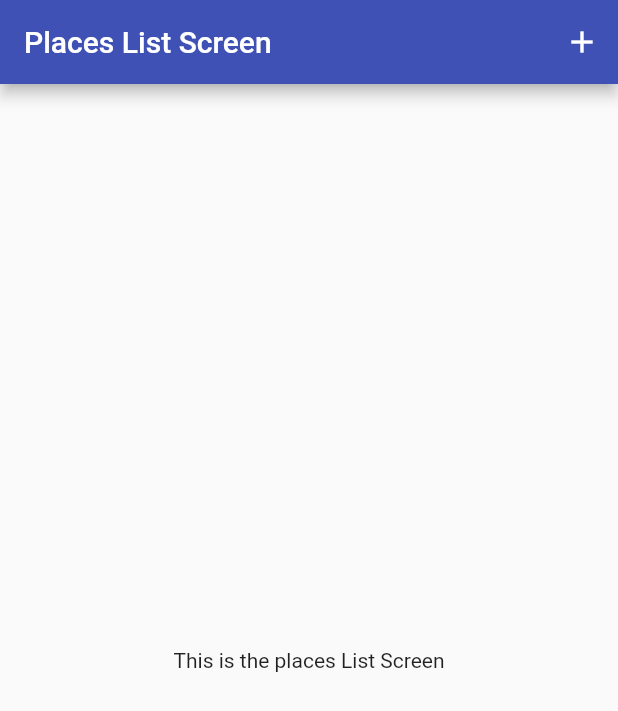
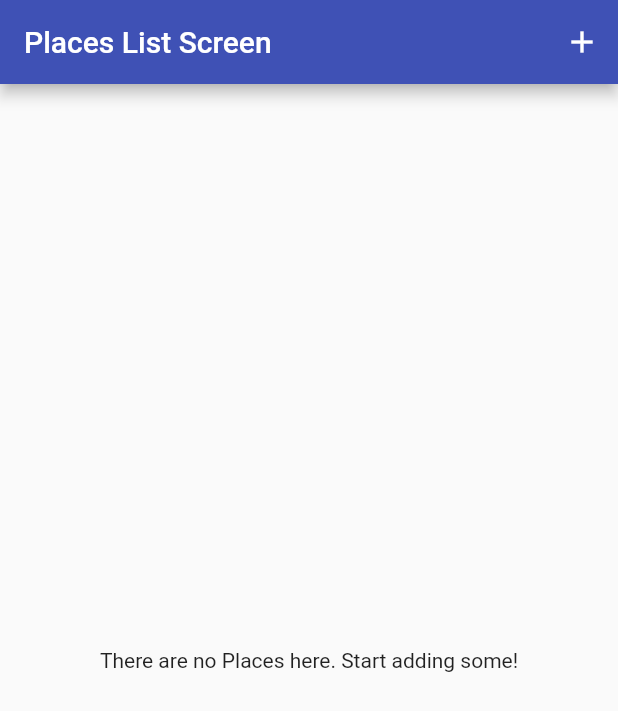
Before and after one commit to Arka2001/great-places-app, a Flutter app: the screen it shows after launch, on a phone screen of 412 x 824 dp. Shown: the top 711 px of the screen. Run offline on Flutter 3.47's test engine with Material 2 defaults, Android fonts, the phone set to English and light mode, and no system bars; our stand-ins replace image_picker.

```diff
--- a/lib/models/place.dart
+++ b/lib/models/place.dart
@@ -15,7 +15,7 @@ class PlaceLocation {
 class Place {
   final String id;
   final String placeName;
-  final PlaceLocation
+  final PlaceLocation?
       location; //* Since any location consists of Latitude and Longitude, as well as the address of a place, therefore we have built another class for that
   final File image; //* Since we are going to work with local images
 
--- a/lib/screens/places_list_screen.dart
+++ b/lib/screens/places_list_screen.dart
@@ -1,4 +1,6 @@
 import 'package:flutter/material.dart';
+import 'package:great_places_app/provider/places_provider.dart';
+import 'package:provider/provider.dart';
 
 class PlacesListScreen extends StatelessWidget {
   const PlacesListScreen({Key? key}) : super(key: key);
@@ -19,7 +21,27 @@ class PlacesListScreen extends StatelessWidget {
           ),
         ],
       ),
-      body: Center(child: Text('This is the places List Screen')),
+      body: Consumer<PlacesProvider>(
+        child: const Center(
+          child: Text("There are no Places here. Start adding some!"),
+        ),
+        builder: (ctx, greatPlaces, ch) => greatPlaces.placesList.isEmpty
+            ? ch!
+            : ListView.builder(
+                itemCount: greatPlaces.placesList.length,
+                itemBuilder: (ctx, i) => ListTile(
+                  leading: CircleAvatar(
+                    backgroundImage: FileImage(
+                      greatPlaces.placesList[i].image,
+                    ),
+                  ),
+                  title: Text(greatPlaces.placesList[i].placeName),
+                  onTap: () {
+                    //TODO Go to Places Detail Screen
+                  },
+                ),
+              ),
+      ),
     );
   }
 }
```
Also changed, not shown: lib/provider/places_provider.dart (+14 -0 lines), lib/screens/add_place_screen.dart (+24 -5 lines), lib/widgets/image_input.dart (+46 -6 lines), pubspec.yaml (+3 -6 lines), pubspec.lock.
